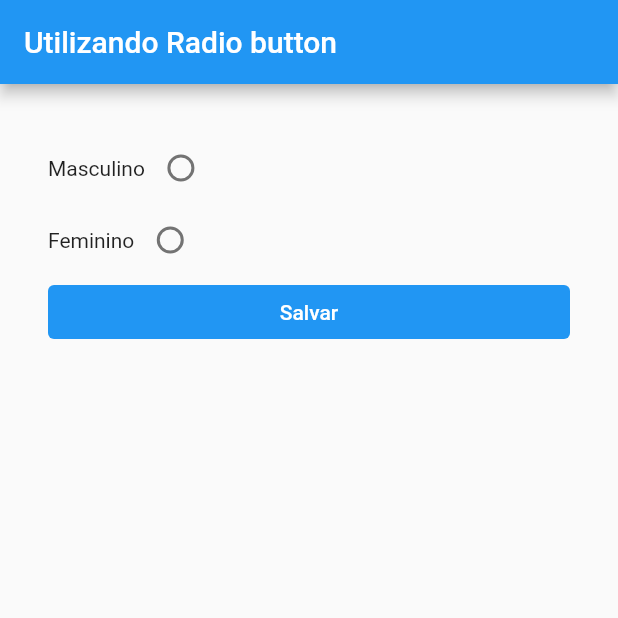
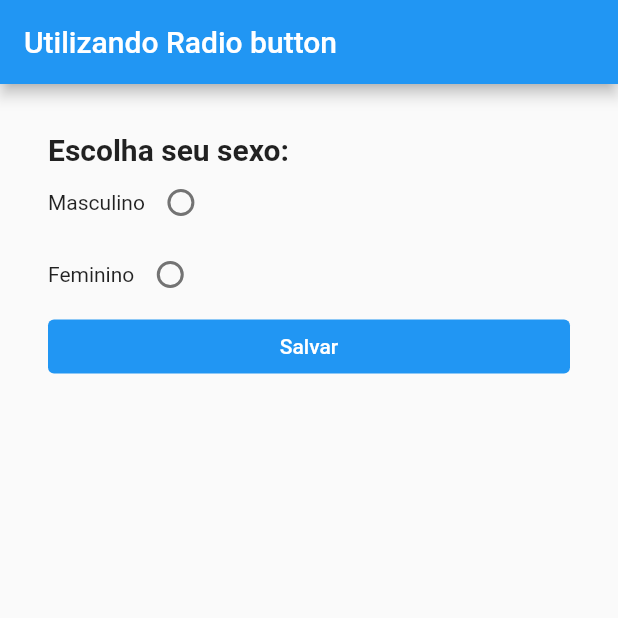
Before and after one commit to marcos-inja/apps-flutter, a Flutter app: the screen it shows after launch, on a phone screen of 412 x 824 dp, the top half of it. Run offline on Flutter 3.47's test engine with Material 2 defaults, Android fonts, the phone set to English and light mode, and no system bars.

Commit message:
style: campo com titulo adicionado

```diff
--- a/atm_consultoria/lib/Radio.dart
+++ b/atm_consultoria/lib/Radio.dart
@@ -20,6 +20,7 @@ class _RadioTextState extends State<RadioText> {
         child: Column(
           crossAxisAlignment: CrossAxisAlignment.stretch,
           children: <Widget>[
+            Text("Escolha seu sexo:", style: TextStyle(fontSize: 20, fontWeight: FontWeight.bold),),
             Row(
               children: [
                 Text("Masculino"),
```
